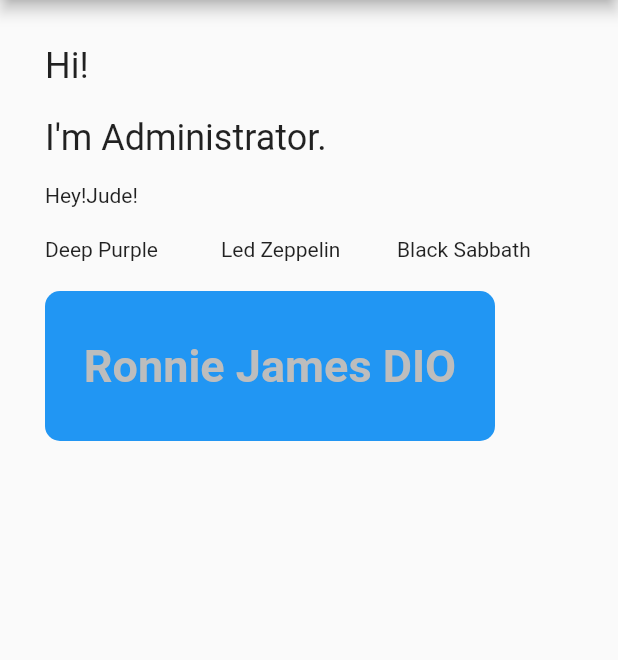
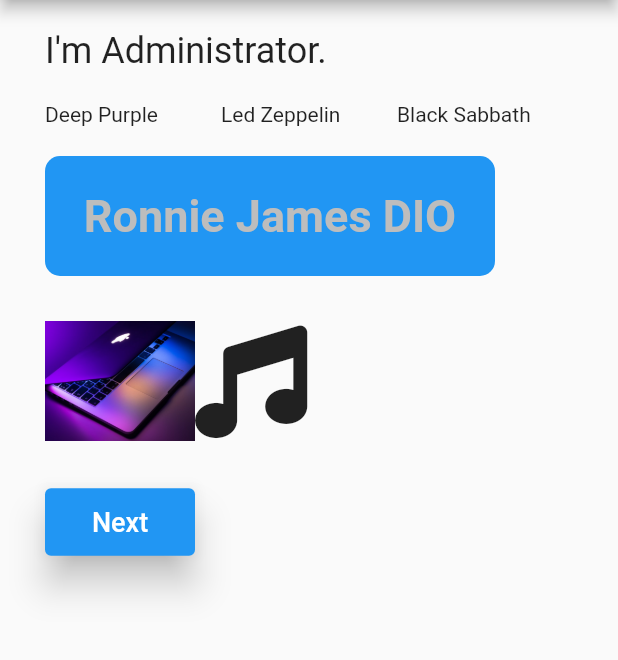
Before and after one commit to academy3746/udemy_lecture, a Flutter app: the screen it shows after launch, on a phone screen of 412 x 824 dp, the part 84-744 px from its top. Run offline on Flutter 3.47's test engine with Material 2 defaults, Android fonts, the light colour scheme and no system bars; our stand-ins replace font_awesome_flutter.

Commit message:
1. 3rd Challenge

```diff
--- a/lib/features/main_screen/main_screen.dart
+++ b/lib/features/main_screen/main_screen.dart
@@ -1,4 +1,7 @@
+// ignore_for_file: avoid_print
+
 import 'package:flutter/material.dart';
+import 'package:font_awesome_flutter/font_awesome_flutter.dart';
 
 class MainScreen extends StatefulWidget {
   static String routeName = "/main";
@@ -23,36 +26,19 @@
         ),
       ),
       body: Padding(
-        padding: const EdgeInsets.all(30),
+        padding: const EdgeInsets.symmetric(
+          vertical: 20,
+          horizontal: 30,
+        ),
         child: Column(
           mainAxisAlignment: MainAxisAlignment.start,
           crossAxisAlignment: CrossAxisAlignment.start,
           children: [
             const Text(
-              "Hi!",
-              style: TextStyle(
-                fontSize: 24,
-              ),
-            ),
-            const SizedBox(
-              height: 20,
-            ),
-            const Text(
               "I'm Administrator.",
               style: TextStyle(
                 fontSize: 24,
               ),
-            ),
-            const SizedBox(
-              height: 16,
-            ),
-            const Row(
-              mainAxisAlignment: MainAxisAlignment.start,
-              crossAxisAlignment: CrossAxisAlignment.center,
-              children: [
-                Text("Hey!"),
-                Text("Jude!"),
-              ],
             ),
             const SizedBox(
               height: 20,
@@ -80,7 +66,7 @@
                 bottom: 20,
               ),
               width: 300,
-              height: 100,
+              height: 80,
               alignment: Alignment.center,
               child: Text(
                 "Ronnie James DIO",
@@ -91,6 +77,44 @@
                 ),
               ),
             ),
+            Row(
+              children: [
+                Image.asset(
+                  "assets/images/mac.jpg",
+                  width: 100,
+                  height: 100,
+                ),
+                const FaIcon(
+                  FontAwesomeIcons.music,
+                  size: 75,
+                ),
+              ],
+            ),
+            const SizedBox(
+              height: 20,
+            ),
+            ElevatedButton(
+              style: ElevatedButton.styleFrom(
+                backgroundColor: Theme.of(context).primaryColor,
+                fixedSize: const Size(
+                  100,
+                  45,
+                ),
+                elevation: 10,
+              ),
+              onPressed: () {
+                print("ElevatedButton has pressed.");
+              },
+              child: const Text(
+                "Next",
+                style: TextStyle(
+                  fontSize: 18,
+                ),
+              ),
+            ),
+            const SizedBox(
+              height: 16,
+            ),
           ],
         ),
       ),
```
Also changed, not shown: pubspec.yaml (+3 -60 lines), assets/images/mac.jpg (added), pubspec.lock.
